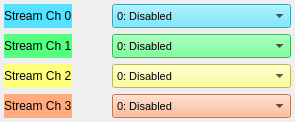
Old version of the form new_look/streams_info.ui in the repository cristinasewell/ATCA_PyDM_Screens.
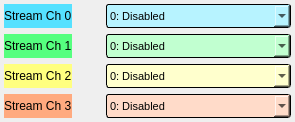
New version of the form. Icons and pictures are not drawn. Custom widgets are drawn as their Qt base class.

Commit message: ENH: added icon picture for comboBoxMenu

```diff
--- a/new_look/streams_info.ui
+++ b/new_look/streams_info.ui
@@ -116,7 +116,7 @@
      </property>
      <property name="minimumSize">
       <size>
-       <width>0</width>
+       <width>95</width>
        <height>20</height>
       </size>
      </property>
@@ -135,7 +135,19 @@
     background: rgb(85,225,255);
 }
 QComboBox {
-  background-color: rgb(85,225,255);
+  	background-color: rgb(183,243,255);
+    border: 1px solid black;
+    border-radius: 3px;
+    padding: 1px 18px 1px 3px;
+    min-width: 6em;
+}
+QComboBox::down-arrow {
+    image: url(../docs/_static/arrow.png);
+}
+
+QComboBox::down-arrow:on { /* shift the arrow when popup is open */
+    top: 1px;
+    left: 1px;
 }</string>
      </property>
      <property name="channel" stdset="0">
@@ -297,7 +309,7 @@
      </property>
      <property name="minimumSize">
       <size>
-       <width>0</width>
+       <width>95</width>
        <height>20</height>
       </size>
      </property>
@@ -316,7 +328,18 @@
     background: rgb(85,255,127);
 }
 QComboBox {
-  background-color: rgb(85,255,127);
+  	background-color: rgb(193,255,208);
+    border: 1px solid black;
+    border-radius: 3px;
+    padding: 1px 18px 1px 3px;
+    min-width: 6em;
+}
+QComboBox::down-arrow {
+    image: url(../docs/_static/arrow.png);
+}
+QComboBox::down-arrow:on { /* shift the arrow when popup is open */
+    top: 1px;
+    left: 1px;
 }</string>
      </property>
      <property name="channel" stdset="0">
@@ -478,7 +501,7 @@
      </property>
      <property name="minimumSize">
       <size>
-       <width>0</width>
+       <width>95</width>
        <height>20</height>
       </size>
      </property>
@@ -497,7 +520,18 @@
     background: rgb(255,255,127);
 }
 QComboBox {
-  background-color: rgb(255,255,127);
+    background-color: rgb(255,255,205);
+    border: 1px solid black;
+    border-radius: 3px;
+    padding: 1px 18px 1px 3px;
+    min-width: 6em;
+}
+QComboBox::down-arrow {
+    image: url(../docs/_static/arrow.png);
+}
+QComboBox::down-arrow:on { /* shift the arrow when popup is open */
+    top: 1px;
+    left: 1px;
 }</string>
      </property>
      <property name="channel" stdset="0">
@@ -659,7 +693,7 @@
      </property>
      <property name="minimumSize">
       <size>
-       <width>0</width>
+       <width>95</width>
        <height>20</height>
       </size>
      </property>
@@ -678,7 +712,18 @@
     background:  rgb(255,170,127);
 }
 QComboBox {
-  background-color:  rgb(255,170,127);
+    background-color:  rgb(255,219,201);
+    border: 1px solid black;
+    border-radius: 3px;
+    padding: 1px 18px 1px 3px;
+    min-width: 6em;
+}
+QComboBox::down-arrow {
+    image: url(../docs/_static/arrow.png);
+}
+QComboBox::down-arrow:on { /* shift the arrow when popup is open */
+    top: 1px;
+    left: 1px;
 }</string>
      </property>
      <property name="channel" stdset="0">
```
The commit also changes 2 other files.
